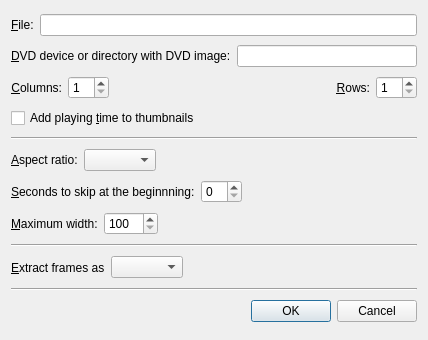
First picture: the form in src/videopreview/videopreviewconfigdialog.ui, repository wilbert2000/wzplayer, before the edit.
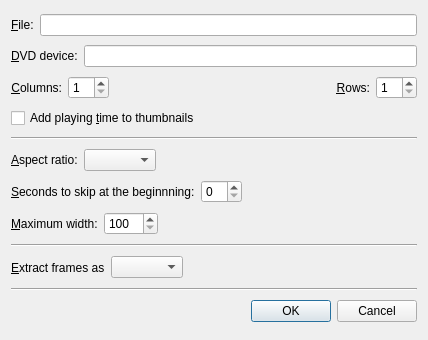
Second picture: the form after the edit. Custom widgets are drawn as their Qt base class.

Commit message: Changed the label text for the DVD device and added help for it

Diff of the .ui file:
```diff
--- a/src/videopreview/videopreviewconfigdialog.ui
+++ b/src/videopreview/videopreviewconfigdialog.ui
@@ -35,7 +35,7 @@
      <item>
       <widget class="QLabel" name="dvd_device_label" >
        <property name="text" >
-        <string>&amp;DVD device or directory with DVD image:</string>
+        <string>&amp;DVD device:</string>
        </property>
        <property name="buddy" >
         <cstring>dvd_device_edit</cstring>
```
The commit also changes 1 other file.
